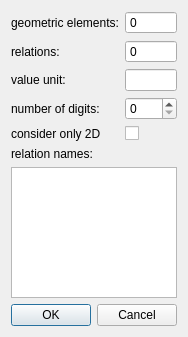
This is evaluateGeometrics/dialogSettings.ui in itom-project/designerPlugins as Qt 5 draws it before an edit. The edited form follows.
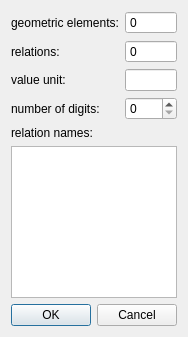
This is the edited form.

Commit message: adaptions to evaluateGeometrics plugin due to new shape class

```diff
--- a/evaluateGeometrics/dialogSettings.ui
+++ b/evaluateGeometrics/dialogSettings.ui
@@ -6,7 +6,7 @@
    <rect>
     <x>0</x>
     <y>0</y>
-    <width>178</width>
+    <width>181</width>
     <height>337</height>
    </rect>
   </property>
@@ -18,6 +18,13 @@
     <layout class="QHBoxLayout" name="horizontalLayout">
      <item>
       <layout class="QFormLayout" name="formLayout">
+       <item row="0" column="0">
+        <widget class="QLabel" name="labelGeometrics">
+         <property name="text">
+          <string>geometric elements:</string>
+         </property>
+        </widget>
+       </item>
        <item row="0" column="1">
         <widget class="QSpinBox" name="spinBoxGeometrics">
          <property name="enabled">
@@ -87,27 +94,6 @@
          </property>
         </widget>
        </item>
-       <item row="0" column="0">
-        <widget class="QLabel" name="labelGeometrics">
-         <property name="text">
-          <string>geometric elements:</string>
-         </property>
-        </widget>
-       </item>
-       <item row="4" column="1">
-        <widget class="QCheckBox" name="checkBoxtTwoDThreeD">
-         <property name="text">
-          <string/>
-         </property>
-        </widget>
-       </item>
-       <item row="4" column="0">
-        <widget class="QLabel" name="labelTwoDThreeD">
-         <property name="text">
-          <string>consider only 2D</string>
-         </property>
-        </widget>
-       </item>
       </layout>
      </item>
      <item>
```
The commit also changes 8 other files.
